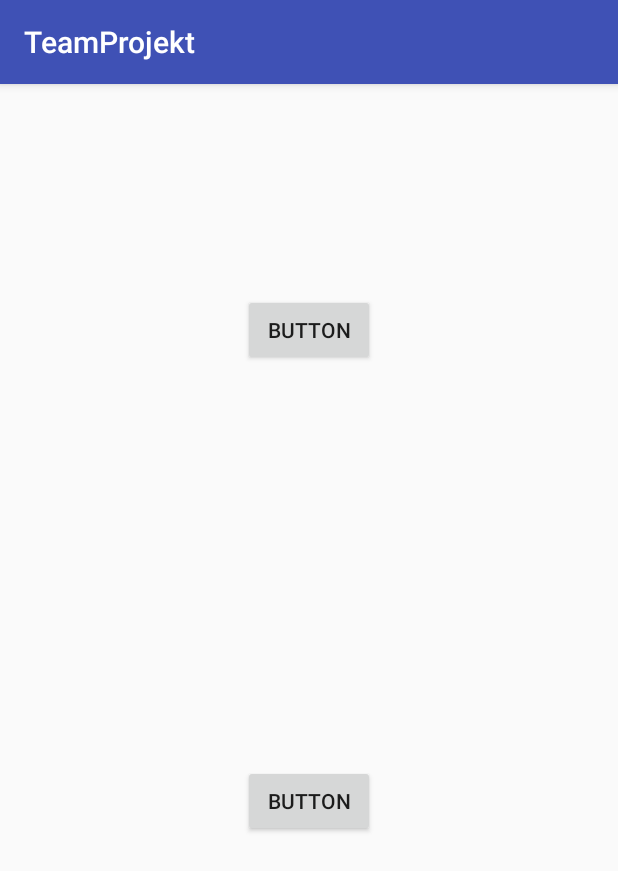
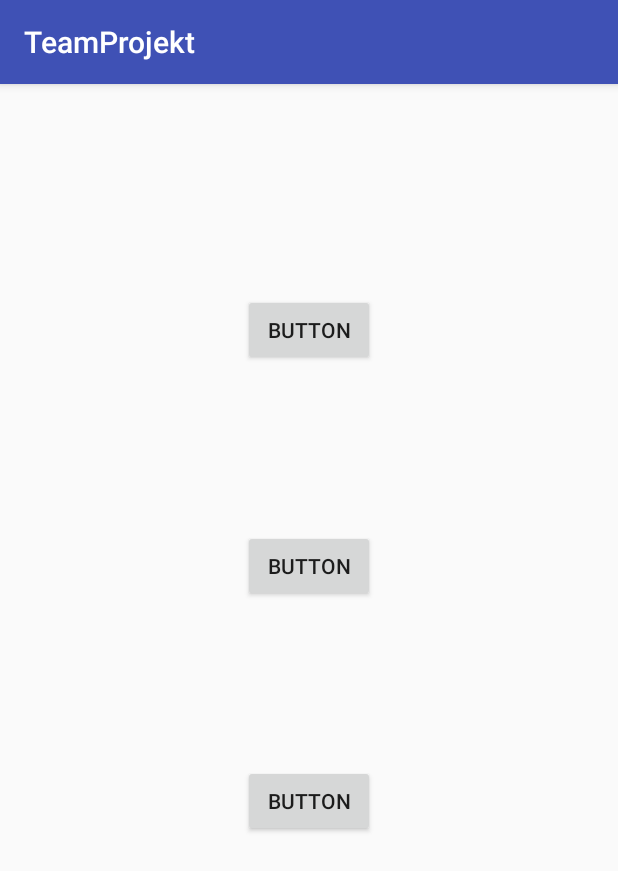
Before and after one commit to AlexZoehrer1/TeamProjekt, an Android app: the SecondActivity screen opened directly, with no data from a screen before it, on a phone screen of 412 x 824 dp. Shown: the top 871 px of the screen. Run offline under Robolectric (Android 15) with nearby library versions, the phone set to English and light mode, and no system bars.

Commit message:
Second Activity 3 Button Commit

```diff
--- a/app/src/main/res/layout/activity_second.xml
+++ b/app/src/main/res/layout/activity_second.xml
@@ -31,4 +31,18 @@
         app:layout_constraintEnd_toEndOf="parent"
         app:layout_constraintStart_toStartOf="parent"
         app:layout_constraintTop_toBottomOf="@+id/button" />
+
+    <Button
+        android:id="@+id/button3"
+        android:layout_width="wrap_content"
+        android:layout_height="wrap_content"
+        android:layout_marginBottom="8dp"
+        android:layout_marginEnd="8dp"
+        android:layout_marginStart="8dp"
+        android:layout_marginTop="8dp"
+        android:text="Button"
+        app:layout_constraintBottom_toTopOf="@+id/button2"
+        app:layout_constraintEnd_toEndOf="parent"
+        app:layout_constraintStart_toStartOf="parent"
+        app:layout_constraintTop_toBottomOf="@+id/button" />
 </android.support.constraint.ConstraintLayout>
```
